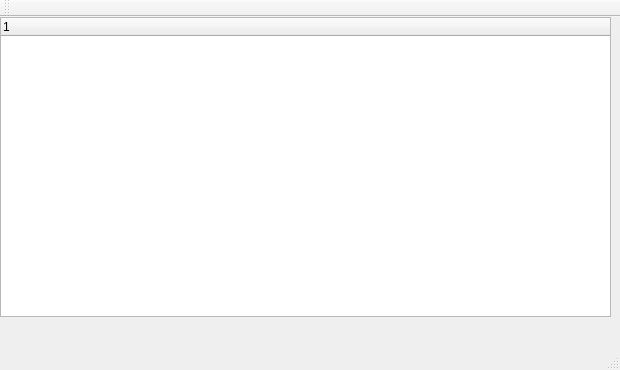
First picture: the form in EphA/mainwindow.ui, repository NordWest/myProj, before the edit.
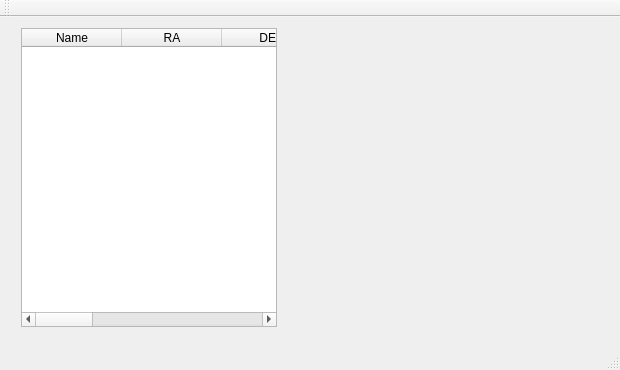
Second picture: the form after the edit.

Diff of the .ui file:
```diff
--- a/EphA/mainwindow.ui
+++ b/EphA/mainwindow.ui
@@ -22,36 +22,83 @@
     <height>370</height>
    </size>
   </property>
+  <property name="font">
+   <font>
+    <family>Ubuntu</family>
+    <stylestrategy>PreferAntialias</stylestrategy>
+   </font>
+  </property>
   <property name="windowTitle">
    <string>MainWindow</string>
   </property>
   <widget class="QWidget" name="centralWidget">
-   <widget class="QTreeWidget" name="treeWidget">
+   <property name="sizePolicy">
+    <sizepolicy hsizetype="Maximum" vsizetype="Preferred">
+     <horstretch>0</horstretch>
+     <verstretch>0</verstretch>
+    </sizepolicy>
+   </property>
+   <widget class="QWidget" name="verticalLayoutWidget">
     <property name="geometry">
      <rect>
-      <x>0</x>
+      <x>10</x>
       <y>0</y>
-      <width>611</width>
-      <height>300</height>
+      <width>591</width>
+      <height>321</height>
      </rect>
     </property>
-    <property name="sizePolicy">
-     <sizepolicy hsizetype="MinimumExpanding" vsizetype="MinimumExpanding">
-      <horstretch>2</horstretch>
-      <verstretch>1</verstretch>
-     </sizepolicy>
-    </property>
-    <property name="minimumSize">
-     <size>
-      <width>610</width>
-      <height>300</height>
-     </size>
-    </property>
-    <column>
-     <property name="text">
-      <string notr="true">1</string>
-     </property>
-    </column>
+    <layout class="QVBoxLayout" name="verticalLayout">
+     <item>
+      <widget class="QTableWidget" name="tableWidget">
+       <property name="sizePolicy">
+        <sizepolicy hsizetype="Maximum" vsizetype="Expanding">
+         <horstretch>0</horstretch>
+         <verstretch>0</verstretch>
+        </sizepolicy>
+       </property>
+       <column>
+        <property name="text">
+         <string>Name</string>
+        </property>
+       </column>
+       <column>
+        <property name="text">
+         <string>RA</string>
+        </property>
+       </column>
+       <column>
+        <property name="text">
+         <string>DEC</string>
+        </property>
+       </column>
+       <column>
+        <property name="text">
+         <string>Magn</string>
+        </property>
+       </column>
+       <column>
+        <property name="text">
+         <string>mu_ra</string>
+        </property>
+       </column>
+       <column>
+        <property name="text">
+         <string>mu_dec</string>
+        </property>
+       </column>
+       <column>
+        <property name="text">
+         <string>Tasks</string>
+        </property>
+       </column>
+       <column>
+        <property name="text">
+         <string>Exp</string>
+        </property>
+       </column>
+      </widget>
+     </item>
+    </layout>
    </widget>
   </widget>
   <widget class="QMenuBar" name="menuBar">
```
Left out of the diff: 4 changed lines with no effect on the pictures.
